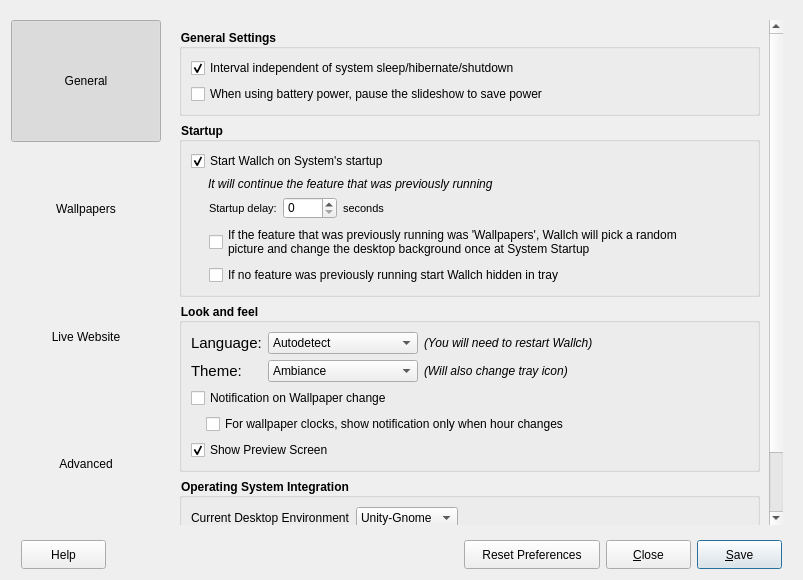
The window that 5.0/wallch_5.0-source/src/gui/preferences.ui (LeonVitanos/Wallch) describes before a commit, drawn with Qt 5.
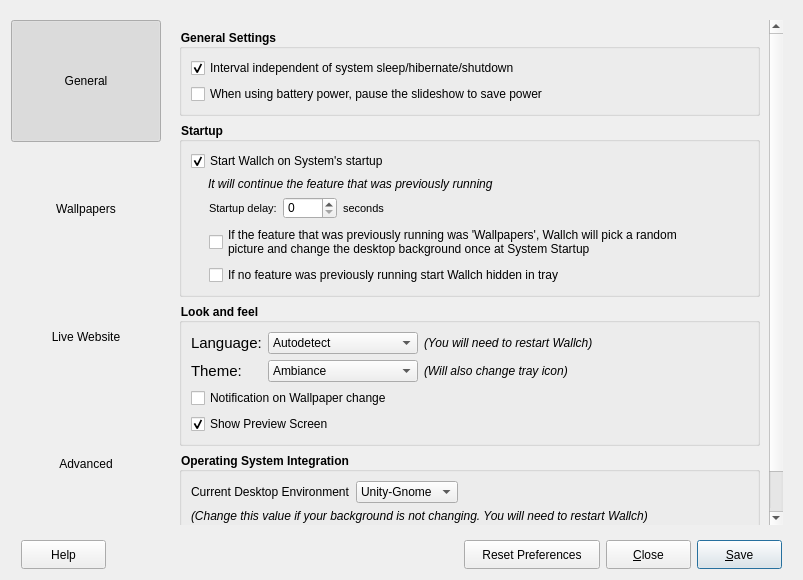
The same window after the commit. Icons and pictures are not drawn.

Commit message: Feature removal: Wallpaper Clocks

```diff
--- a/5.0/wallch_5.0-source/src/gui/preferences.ui
+++ b/5.0/wallch_5.0-source/src/gui/preferences.ui
@@ -256,7 +256,7 @@
               <x>0</x>
               <y>0</y>
               <width>598</width>
-              <height>530</height>
+              <height>550</height>
              </rect>
             </property>
             <layout class="QVBoxLayout" name="verticalLayout_3">
@@ -435,7 +435,6 @@
                <property name="font">
                 <font>
                  <pointsize>-1</pointsize>
-                 <weight>75</weight>
                  <bold>true</bold>
                 </font>
                </property>
@@ -600,23 +599,6 @@
                   </property>
                  </widget>
                 </item>
-                <item>
-                 <layout class="QHBoxLayout" name="horizontalLayout_20">
-                  <property name="leftMargin">
-                   <number>15</number>
-                  </property>
-                  <item>
-                   <widget class="QCheckBox" name="clocksNotifyCheckbox">
-                    <property name="focusPolicy">
-                     <enum>Qt::NoFocus</enum>
-                    </property>
-                    <property name="text">
-                     <string>For wallpaper clocks, show notification only when hour changes</string>
-                    </property>
-                   </widget>
-                  </item>
-                 </layout>
-                </item>
                 <item>
                  <widget class="QCheckBox" name="showPreview_checkBox">
                   <property name="text">
```
Left out of the diff: 30 changed lines with no effect on the pictures. The commit also changes 11 other files.
